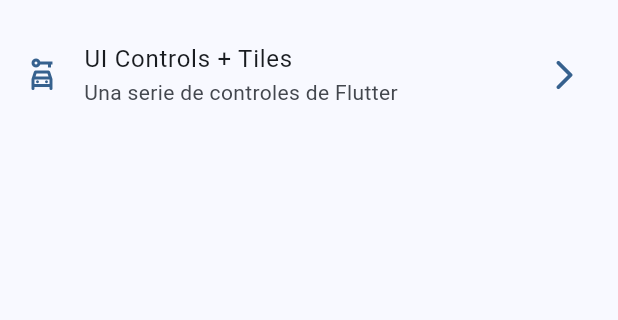
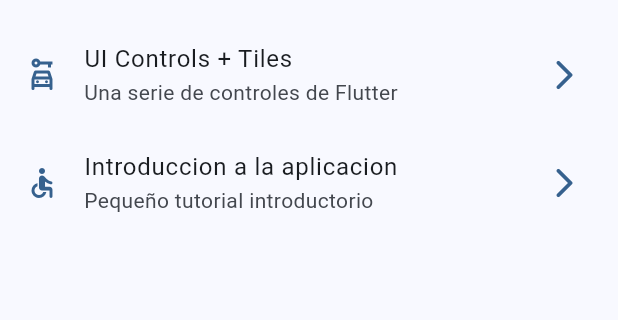
Before and after one commit to juliangrubio/flutter_widget_app, a Flutter app: the screen it shows after launch, on a phone screen of 412 x 824 dp, the part 603-923 px from its top. Run offline on Flutter 3.47's test engine with Material 3 defaults, Android fonts, the phone set to English and light mode, and no system bars; our stand-ins replace go_router.

Commit message:
tutorial screen added

```diff
--- a/lib/config/menu/menu_items.dart
+++ b/lib/config/menu/menu_items.dart
@@ -44,4 +44,9 @@ const appMenuItems = <MenuItem>[
       subTitle: 'Una serie de controles de Flutter',
       link: '/ui-controls',
       icon: Icons.car_rental_outlined),
+        MenuItem(
+      title: 'Introduccion a la aplicacion',
+      subTitle: 'Pequeño tutorial introductorio',
+      link: '/tutorial',
+      icon: Icons.accessible_rounded),
 ];
--- a/lib/config/router/app_router.dart
+++ b/lib/config/router/app_router.dart
@@ -42,5 +42,10 @@ final appRouter = GoRouter(
       name: UiControlsScreen.name,
       builder: (context, state) => const UiControlsScreen(),
     ),
+        GoRoute(
+      path: '/tutorial',
+      name: AppTutorial.name,
+      builder: (context, state) => const AppTutorial(),
+    ),
   ],
 );
```
